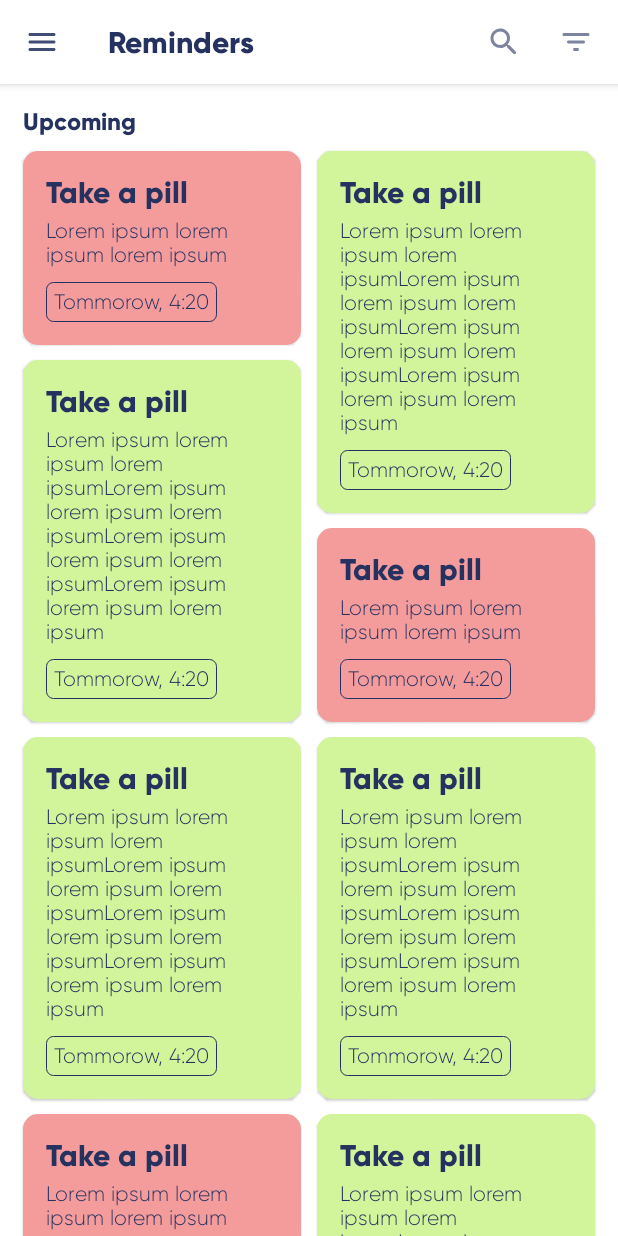
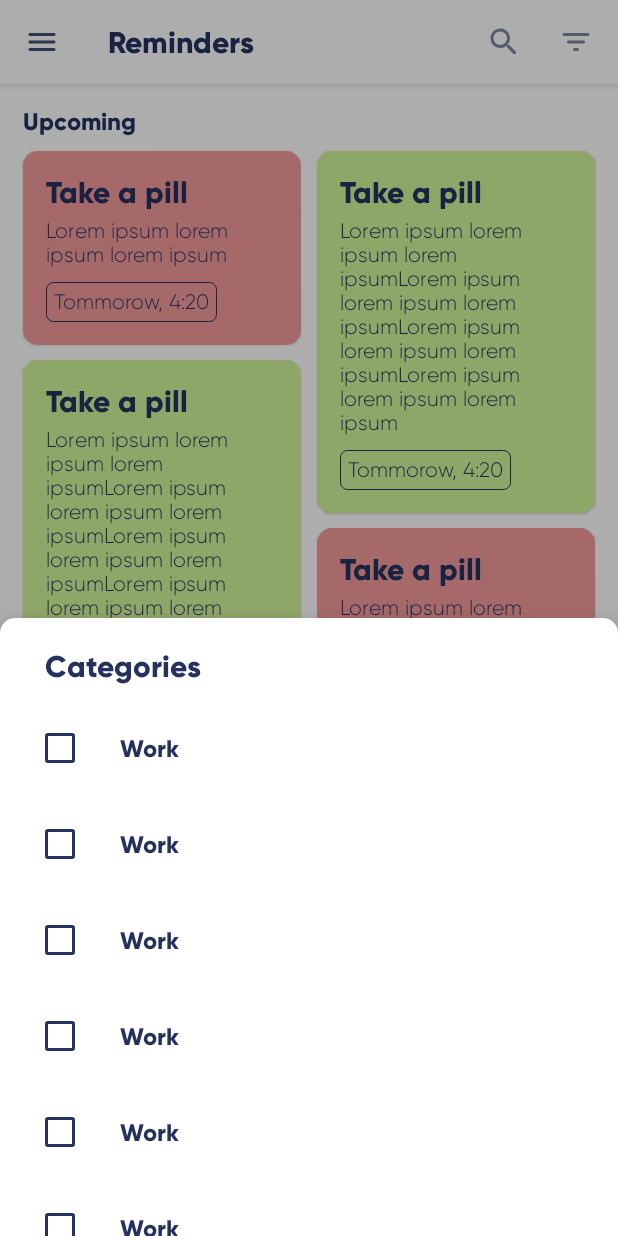
Before and after one commit to daniatitienei/reeme, an Android app built with Jetpack Compose: the @Preview function RemindersPreview, on a phone screen of 412 x 824 dp. Run offline under Robolectric (Android 15) with nearby library versions, the phone set to English and light mode, and no system bars.

Commit message:
Create new category alert dialog done

```diff
--- a/app/src/main/java/com/atitienei_daniel/reeme/presentation/Navigation.kt
+++ b/app/src/main/java/com/atitienei_daniel/reeme/presentation/Navigation.kt
@@ -30,7 +30,7 @@ fun Navigation() {
 
         AnimatedNavHost(
             navController = navController,
-            startDestination = Screens.OnBoardingScreen.route
+            startDestination = Screens.Reminders.route
         ) {
             composable(
                 route = Screens.OnBoardingScreen.route,
--- a/app/src/main/java/com/atitienei_daniel/reeme/presentation/ui/screens/reminders/RemindersScreen.kt
+++ b/app/src/main/java/com/atitienei_daniel/reeme/presentation/ui/screens/reminders/RemindersScreen.kt
@@ -2,6 +2,7 @@ package com.atitienei_daniel.reeme.presentation.ui.screens.reminders
 
 import androidx.compose.foundation.ExperimentalFoundationApi
 import androidx.compose.foundation.border
+import androidx.compose.foundation.clickable
 import androidx.compose.foundation.layout.*
 import androidx.compose.foundation.lazy.LazyColumn
 import androidx.compose.foundation.rememberScrollState
@@ -9,19 +10,150 @@ import androidx.compose.foundation.shape.RoundedCornerShape
 import androidx.compose.material.*
 import androidx.compose.material.icons.Icons
 import androidx.compose.material.icons.rounded.*
-import androidx.compose.runtime.Composable
+import androidx.compose.runtime.*
+import androidx.compose.ui.Alignment
 import androidx.compose.ui.Modifier
 import androidx.compose.ui.graphics.Color
 import androidx.compose.ui.text.font.FontWeight
 import androidx.compose.ui.tooling.preview.Preview
 import androidx.compose.ui.unit.dp
+import com.atitienei_daniel.reeme.presentation.theme.DarkBlue700
+import com.atitienei_daniel.reeme.presentation.theme.DarkBlue800
+import com.atitienei_daniel.reeme.presentation.theme.Purple700
 import com.atitienei_daniel.reeme.presentation.theme.ReemeTheme
 import com.atitienei_daniel.reeme.presentation.ui.screens.reminders.components.StaggeredVerticalGrid
+import kotlinx.coroutines.launch
 
 @ExperimentalFoundationApi
 @OptIn(ExperimentalMaterialApi::class)
 @Composable
 fun RemindersScreen() {
+
+    val modalBottomSheetState =
+        rememberModalBottomSheetState(initialValue = ModalBottomSheetValue.HalfExpanded)
+    val scope = rememberCoroutineScope()
+
+    val checkedList = remember {
+        mutableStateListOf<Int>()
+    }
+
+    var isDialogOpened by remember {
+        mutableStateOf(false)
+    }
+
+    var newCategoryTitle by remember {
+        mutableStateOf("")
+    }
+
+    if (isDialogOpened)
+        AlertDialog(
+            onDismissRequest = { isDialogOpened = false },
+            buttons = {
+                Column(
+                    modifier = Modifier.padding(horizontal = 30.dp, vertical = 20.dp)
+                ) {
+                    Box(
+                        modifier = Modifier
+                            .fillMaxWidth()
+                            .wrapContentWidth(align = Alignment.CenterHorizontally)
+                    ) {
+                        Text(text = "Create new category", style = MaterialTheme.typography.h6)
+                    }
+
+                    Spacer(modifier = Modifier.height(15.dp))
+
+                    OutlinedTextField(
+                        value = newCategoryTitle,
+                        onValueChange = { newCategoryTitle = it },
+                        placeholder = { Text(text = "Enter title") }
+                    )
+
+                    Spacer(modifier = Modifier.height(15.dp))
+
+                    Button(
+                        onClick = { /*TODO*/ },
+                        modifier = Modifier.fillMaxWidth(),
+                        contentPadding = PaddingValues(vertical = 10.dp)
+                    ) {
+                        Text(text = "Create")
+                    }
+                }
+            }
+        )
+
+    ModalBottomSheetLayout(
+        sheetState = modalBottomSheetState,
+        sheetContent = {
+            Box {
+                LazyColumn {
+                    item {
+                        Box(
+                            modifier = Modifier
+                                .padding(horizontal = 30.dp)
+                                .padding(top = 20.dp, bottom = 10.dp)
+                        ) {
+                            Text(text = "Categories", style = MaterialTheme.typography.h6)
+                        }
+                    }
+                    items(8) { index ->
+                        var isChecked by remember {
+                            mutableStateOf(false)
+                        }
+
+                        Box(modifier = Modifier.clickable {
+                            isChecked = !isChecked
+
+                            if (isChecked)
+                                checkedList.add(index)
+                            else
+                                checkedList.remove(index)
+                        }) {
+                            ListItem(
+                                icon = {
+                                    Checkbox(
+                                        checked = isChecked,
+                                        onCheckedChange = {
+                                            isChecked = it
+
+                                            if (isChecked)
+                                                checkedList.add(index)
+                                            else
+                                                checkedList.remove(index)
+                                        },
+                                        colors = CheckboxDefaults.colors(uncheckedColor = DarkBlue800)
+                                    )
+                                },
+                                text = {
+                                    Text(text = "Work")
+                                }
+                            )
+                        }
+                    }
+
+                    item {
+                        Spacer(modifier = Modifier.padding(bottom = 55.dp))
+
+                        Box(
+                            modifier = Modifier
+                                .fillMaxWidth()
+                                .padding(horizontal = 30.dp)
+                                .padding(bottom = 15.dp)
+                        ) {
+                            Button(
+                                onClick = { isDialogOpened = true },
+                                modifier = Modifier.fillMaxWidth(),
+                                contentPadding = PaddingValues(vertical = 10.dp)
+                            ) {
+                                Text(
+                                    text = if (checkedList.isEmpty()) "Create new category" else "Continue",
+                                )
+                            }
+                        }
+                    }
+                }
+            }
+        }
+    ) {
         Scaffold(
             topBar = {
                 TopAppBar(
@@ -43,6 +175,19 @@ fun RemindersScreen() {
                     backgroundColor = MaterialTheme.colors.background,
                     contentColor = MaterialTheme.colors.primary
                 )
+            },
+            floatingActionButton = {
+                FloatingActionButton(onClick = {
+                    scope.launch {
+                        if (modalBottomSheetState.isVisible) {
+                            modalBottomSheetState.hide()
+                        } else {
+                            modalBottomSheetState.show()
+                        }
+                    }
+                }) {
+                    Icon(Icons.Rounded.Add, contentDescription = null)
+                }
             }
         ) { innerPadding ->
 
@@ -82,7 +227,7 @@ fun RemindersScreen() {
                     }
                 }
             }
-
+        }
     }
 }
 
```
Lines whose indentation alone changed are shown as unchanged.
